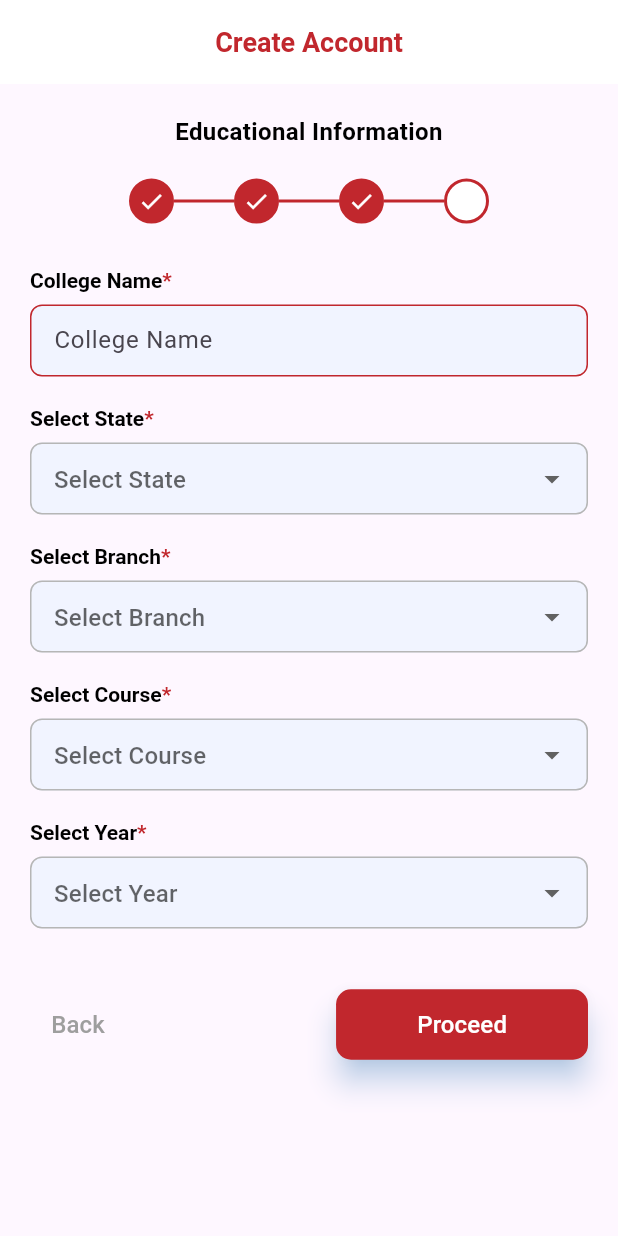
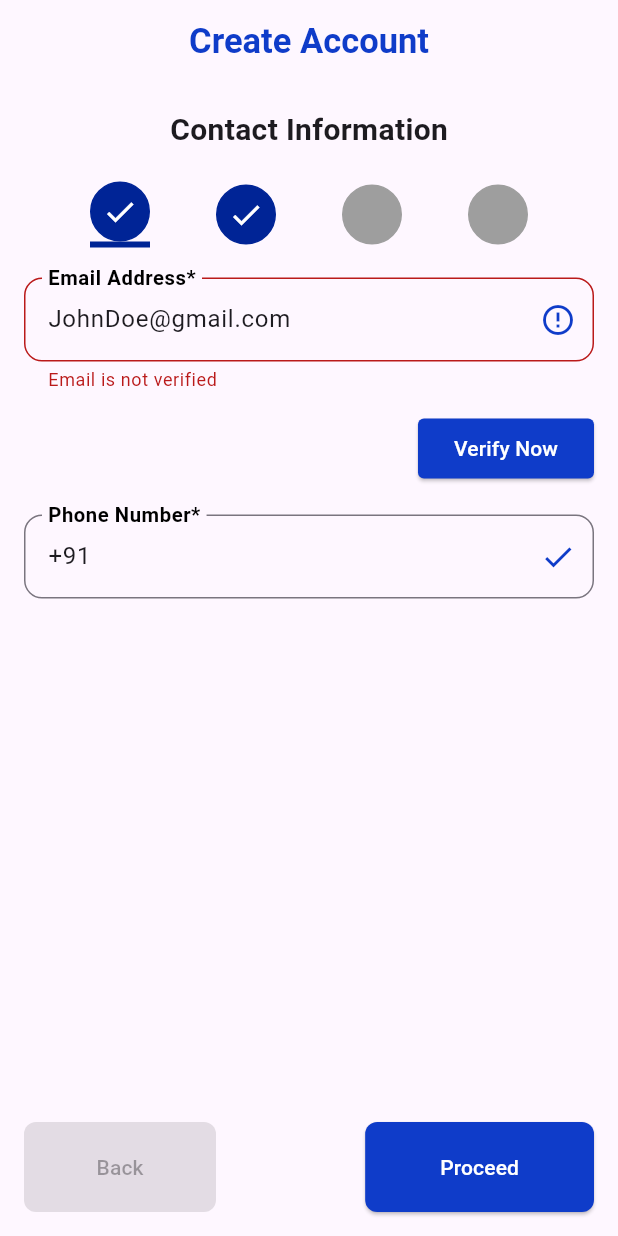
Before and after one commit to Samillionaire/HireMi_Project, a Flutter app: the screen it shows after launch, on a phone screen of 412 x 824 dp. Run offline on Flutter 3.47's test engine with Material 3 defaults, Android fonts, the phone set to English and light mode, and no system bars.

Commit message:
added other register screens and changed the theme color

```diff
--- /dev/null
+++ b/lib/RegisterScreen0.dart
@@ -0,0 +1,218 @@
+import 'package:flutter/material.dart';
+
+import 'OtpVerificationScreen.dart';
+import 'RegisterScreenVerified.dart';
+//import 'register_screen_verified.dart';
+
+class RegisterScreen0 extends StatefulWidget {
+  @override
+  _RegisterScreen0State createState() => _RegisterScreen0State();
+}
+
+class _RegisterScreen0State extends State<RegisterScreen0> {
+  final _emailController = TextEditingController(text: 'JohnDoe@gmail.com');
+  final _phoneController = TextEditingController(text: '+91');
+
+  bool _isEmailVerified = false;
+  bool _verifyOTP = false;
+
+  int currentStep = 1;
+
+  void _verifyEmail() {
+    setState(() {
+      _isEmailVerified = true;
+      if (_isEmailVerified) {
+        Navigator.push(
+          context,
+          MaterialPageRoute(builder: (context) => OTPVerificationScreen()),
+        );
+      }
+    });
+  }
+
+  void _proceed() {
+    setState(() {
+      _verifyOTP = true;
+      if (_isEmailVerified && _phoneController.text.isNotEmpty) {
+        Navigator.push(
+          context,
+          MaterialPageRoute(builder: (context) => RegisterScreenVerified()),
+        );
+      }
+    });
+  }
+
+  Widget _buildStep(int index, int currentStep) {
+    return Column(
+      children: [
+        Container(
+          width: 40,
+          height: 40,
+          decoration: BoxDecoration(
+            shape: BoxShape.circle,
+            color: index <= currentStep ? Color(0xff002496) : Colors.grey,
+            border: Border.all(
+              color: index <= currentStep ? Color(0xff002496) : Colors.grey,
+            ),
+          ),
+          child: Center(
+            child: index <= currentStep
+                ? Icon(Icons.check, color: Colors.white)
+                : null,
+          ),
+        ),
+        if (index < currentStep)
+          Container(
+            width: 40,
+            height: 4,
+            color: Color(0xff002496),
+          ),
+      ],
+    );
+  }
+
+  @override
+  Widget build(BuildContext context) {
+    return Scaffold(
+      appBar: AppBar(
+        title: Center(
+          child: Text(
+            'Create Account',
+            style: TextStyle(
+              fontSize: 23,
+              fontWeight: FontWeight.bold,
+              color: Color(0xff0F3CC9),
+            ),
+          ),
+        ),
+      ),
+      body: Padding(
+        padding: const EdgeInsets.all(16.0),
+        child: Column(
+          crossAxisAlignment: CrossAxisAlignment.start,
+          children: [
+            Center(
+              child: Text(
+                'Contact Information',
+                style: TextStyle(fontSize: 20, fontWeight: FontWeight.bold),
+              ),
+            ),
+            SizedBox(height: 20),
+
+            // Progress Indicator
+            Row(
+              mainAxisAlignment: MainAxisAlignment.spaceEvenly,
+              children: [
+                _buildStep(0, currentStep),
+                _buildStep(1, currentStep),
+                _buildStep(2, currentStep),
+                _buildStep(3, currentStep),
+              ],
+            ),
+            SizedBox(height: 20),
+
+            Column(
+              children: [
+                TextField(
+                  controller: _emailController,
+                  decoration: InputDecoration(
+                    labelText: 'Email Address*',
+                    labelStyle: TextStyle(
+                      fontSize: 18,
+                      fontWeight: FontWeight.bold,
+                      color: Colors.black,
+                    ),
+                    border: OutlineInputBorder(
+                      borderRadius: BorderRadius.circular(12),
+                    ),
+                    focusedBorder: OutlineInputBorder(
+                      borderRadius: BorderRadius.circular(12),
+                      borderSide: BorderSide(color: Color(0xff0F3CC9)),
+                    ),
+                    errorText: _isEmailVerified ? null : 'Email is not verified',
+                    suffixIcon: _isEmailVerified
+                        ? Icon(Icons.check, color: Color(0xff0F3CC9))
+                        : Icon(Icons.error_outline, color: Color(0xff0F3CC9)),
+                  ),
+                ),
+              ],
+            ),
+            SizedBox(height: 14),
+            Container(
+              alignment: Alignment.bottomRight,
+              child: ElevatedButton(
+                onPressed: _verifyEmail,
+                child: Text('Verify Now'),
+                style: ElevatedButton.styleFrom(
+                  backgroundColor: Color(0xff0F3CC9),
+                  foregroundColor: Colors.white,
+                  shape: RoundedRectangleBorder(
+                    borderRadius: BorderRadius.circular(4),
+                  ),
+                ),
+              ),
+            ),
+            SizedBox(height: 20),
+            TextField(
+              controller: _phoneController,
+              decoration: InputDecoration(
+                labelText: 'Phone Number*',
+                labelStyle: TextStyle(
+                  fontSize: 18,
+                  fontWeight: FontWeight.bold,
+                  color: Colors.black,
+                ),
+                border: OutlineInputBorder(
+                  borderRadius: BorderRadius.circular(12),
+                ),
+                focusedBorder: OutlineInputBorder(
+                  borderRadius: BorderRadius.circular(12),
+                  borderSide: BorderSide(color: Color(0xff0F3CC9)),
+                ),
+                errorText: _phoneController.text.isEmpty
+                    ? 'Phone Number is Required'
+                    : null,
+                suffixIcon: _phoneController.text.isNotEmpty
+                    ? Icon(Icons.check, color: Color(0xff0F3CC9))
+                    : Icon(Icons.error_outline, color: Color(0xff0F3CC9)),
+              ),
+              keyboardType: TextInputType.phone,
+            ),
+            SizedBox(height: 20),
+            Spacer(),
+            Row(
+              mainAxisAlignment: MainAxisAlignment.spaceBetween,
+              children: [
+                ElevatedButton(
+                  onPressed: null, // The back button is disabled
+                  child: Text('Back'),
+                  style: ElevatedButton.styleFrom(
+                    backgroundColor: Colors.grey,
+                    foregroundColor: Colors.white,
+                    minimumSize: Size(128, 60),
+                    shape: RoundedRectangleBorder(
+                      borderRadius: BorderRadius.circular(8),
+                    ),
+                  ),
+                ),
+                ElevatedButton(
+                  onPressed: _proceed,
+                  child: Text('Proceed'),
+                  style: ElevatedButton.styleFrom(
+                    alignment: Alignment.bottomRight,
+                    padding: EdgeInsets.symmetric(horizontal: 50, vertical: 20),
+                    backgroundColor: Color(0xff0F3CC9),
+                    foregroundColor: Colors.white,
+                    shape: RoundedRectangleBorder(
+                      borderRadius: BorderRadius.circular(8),
+                    ),
+                  ),
+                ),
+              ],
+            ),
+          ],
+        ),
+      ),
+    );
+  }
+}
--- a/lib/main.dart
+++ b/lib/main.dart
@@ -1,4 +1,5 @@
 import 'package:flutter/material.dart';
+import 'package:hire_mi/RegisterScreen0.dart';
 import 'package:hire_mi/register_screen.dart';
 
 void main() {
@@ -18,7 +19,7 @@ class MyApp extends StatelessWidget {
         colorScheme: ColorScheme.fromSeed(seedColor: Colors.deepPurple),
         useMaterial3: true,
       ),
-      home: const RegisterScreen(),
+      home:  RegisterScreen0(),
     );
   }
 }
--- a/lib/register_screen.dart
+++ b/lib/register_screen.dart
@@ -1,4 +1,5 @@
 import 'package:flutter/material.dart';
+import 'package:hire_mi/RegisterScreenVerified.dart';
 import 'package:hire_mi/password_screen.dart';
 
 class RegisterScreen extends StatefulWidget {
@@ -19,7 +20,7 @@ class _RegisterScreenState extends State<RegisterScreen> {
         title: const Text(
           "Create Account",
           style: TextStyle(
-            color: Color(0xffC1272D),
+            color: Color(0xff0F3CC9),
             fontSize: 18,
             fontWeight: FontWeight.bold,
           ),
@@ -36,7 +37,7 @@ class _RegisterScreenState extends State<RegisterScreen> {
               style: TextStyle(
                 fontSize: 16,
                 fontWeight: FontWeight.w600,
-                color: Colors.black,
+                color: Color(0xff555555),
               ),
               textAlign: TextAlign.center,
             ),
@@ -54,9 +55,9 @@ class _RegisterScreenState extends State<RegisterScreen> {
                         width: 30,
                         decoration: BoxDecoration(
                           shape: BoxShape.circle,
-                          color: index < 3 ? const Color(0xffC1272D) : Colors.white,
+                          color: index < 3 ? const Color(0xff002496) : Colors.white,
                           border: Border.all(
-                            color: const Color(0xffC1272D),
+                            color: const Color(0xff002496),
                             width: 2,
                           ),
                         ),
@@ -72,7 +73,7 @@ class _RegisterScreenState extends State<RegisterScreen> {
                         Container(
                           width: 40,
                           height: 2,
-                          color: const Color(0xffC1272D),
+                          color: const Color(0xff002496),
                         ),
                     ],
                   );
@@ -89,7 +90,7 @@ class _RegisterScreenState extends State<RegisterScreen> {
                   CustomDropdownField(label: "Select State"),
                   CustomDropdownField(label: "Select Branch"),
                   CustomDropdownField(label: "Select Course"),
-                  CustomDropdownField(label: "Select Year"),
+                  CustomInputField(label: "Select Year"), // Changed this line
                 ],
               ),
             ),
@@ -99,7 +100,7 @@ class _RegisterScreenState extends State<RegisterScreen> {
               mainAxisAlignment: MainAxisAlignment.spaceBetween,
               children: [
                 TextButton(
-                  onPressed: () {},
+                  onPressed: () {Navigator.pushReplacement(context, MaterialPageRoute(builder: (_)=>RegisterScreenVerified()));},
                   child: const Text(
                     "Back",
                     style: TextStyle(
@@ -117,11 +118,11 @@ class _RegisterScreenState extends State<RegisterScreen> {
                     );
                   },
                   style: ElevatedButton.styleFrom(
-                    backgroundColor: const Color(0xffC1272D),
+                    backgroundColor: const Color(0xff0F3CC9),
                     shape: RoundedRectangleBorder(
                       borderRadius: BorderRadius.circular(10),
                     ),
-                    shadowColor: Colors.blue.withOpacity(0.5),
+                    shadowColor: const Color(0xffCBD6FF),
                     elevation: 8,
                   ),
                   child: const Padding(
@@ -159,12 +160,12 @@ class CustomInputField extends StatelessWidget {
             style: const TextStyle(
               fontWeight: FontWeight.w600,
               fontSize: 14,
-              color: Colors.black,
+              color: Color(0xff626262),
             ),
             children: [
               const TextSpan(
                 text: "*",
-                style: TextStyle(color: Color(0xffC1272D)),
+                style: TextStyle(color: Color(0xff0F3CC9)),
               ),
             ],
           ),
@@ -176,17 +177,15 @@ class CustomInputField extends StatelessWidget {
             filled: true,
             fillColor: const Color(0xFFF1F4FF),
             border: OutlineInputBorder(
-              borderSide: BorderSide(color: Colors.red),
-              //borderSide: const BorderSide(color: Color(0xffB6B6B6), width: 1.5),
               borderRadius: BorderRadius.circular(8),
             ),
             enabledBorder: OutlineInputBorder(
-              borderSide: BorderSide(color: Color(0xffC1272D)),
+              borderSide: const BorderSide(color: Color(0xff0F3CC9)),
               borderRadius: BorderRadius.circular(8),
             ),
             focusedBorder: OutlineInputBorder(
               borderRadius: BorderRadius.circular(8),
-              borderSide: const BorderSide(color: Color(0xffC1272D), width: 1.5),
+              borderSide: const BorderSide(color: Color(0xff0F3CC9), width: 1.5),
             ),
             contentPadding: const EdgeInsets.symmetric(horizontal: 12),
           ),
@@ -219,7 +218,7 @@ class CustomDropdownField extends StatelessWidget {
             children: [
               const TextSpan(
                 text: "*",
-                style: TextStyle(color: Color(0xffC1272D)),
+                style: TextStyle(color: Color(0xff0F3CC9)),
               ),
             ],
           ),
@@ -238,12 +237,12 @@ class CustomDropdownField extends StatelessWidget {
               borderRadius: BorderRadius.circular(8),
             ),
             enabledBorder: OutlineInputBorder(
-              borderSide: BorderSide(color: Color(0xffB6B6B6)),
+              borderSide: const BorderSide(color: Color(0xffB6B6B6)),
               borderRadius: BorderRadius.circular(8),
             ),
             focusedBorder: OutlineInputBorder(
               borderRadius: BorderRadius.circular(8),
-              borderSide: const BorderSide(color: Color(0xffC1272D), width: 1.5),
+              borderSide: const BorderSide(color: Color(0xff0F3CC9), width: 1.5),
             ),
             contentPadding: const EdgeInsets.symmetric(horizontal: 12),
           ),
```
Also changed, not shown: lib/OtpVerificationScreen.dart (added, +71 -0 lines), lib/RegisterScreenVerified.dart (added, +143 -0 lines), lib/password_screen.dart (+8 -8 lines).
